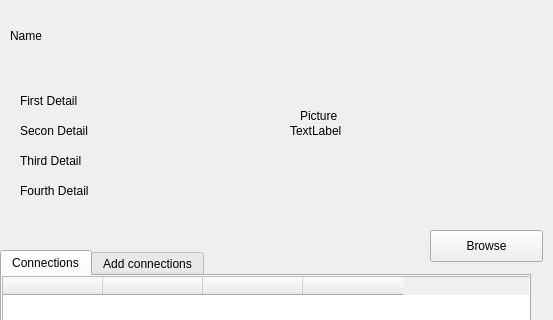
Above: ui/details.ui from VLN1-Hopur23/VLN1-Hopur23 before the change; both pictures show x 0 to 553 and y 0 to 320 of the 553 by 525 pixel window. Below: the same form after it.
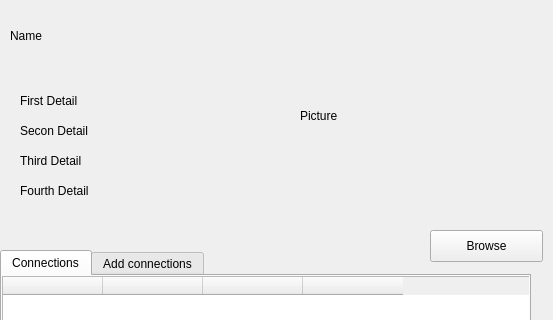
That is the form after the change. Icons and pictures are not drawn.

Commit message: Fixed pixmap in Details

Diff of the .ui file:
```diff
--- a/ui/details.ui
+++ b/ui/details.ui
@@ -117,19 +117,6 @@
     <string>Fourth Detail</string>
    </property>
   </widget>
-  <widget class="QLabel" name="label_image">
-   <property name="geometry">
-    <rect>
-     <x>290</x>
-     <y>40</y>
-     <width>201</width>
-     <height>181</height>
-    </rect>
-   </property>
-   <property name="text">
-    <string>TextLabel</string>
-   </property>
-  </widget>
   <widget class="QPushButton" name="browse_scientist_photo">
    <property name="geometry">
     <rect>
```
The commit also changes 3 other files.
